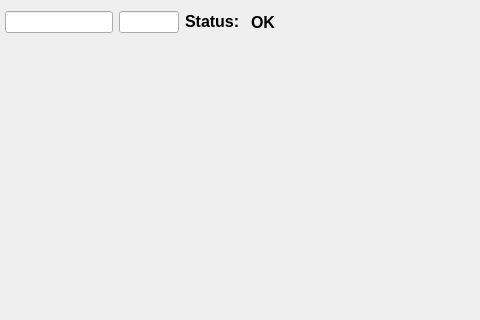
Qt form src/mainwindowResize.ui (gimlidc/SonoGrabber) before a commit; both pictures show x 277 to 757 and y 0 to 320 of the 979 by 697 pixel window.
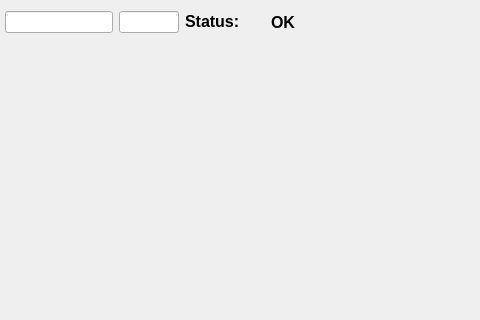
The same form after that commit.

```diff
--- a/src/mainwindowResize.ui
+++ b/src/mainwindowResize.ui
@@ -134,7 +134,7 @@
             </property>
             <property name="minimumSize">
              <size>
-              <width>60</width>
+              <width>80</width>
               <height>0</height>
              </size>
             </property>
```
